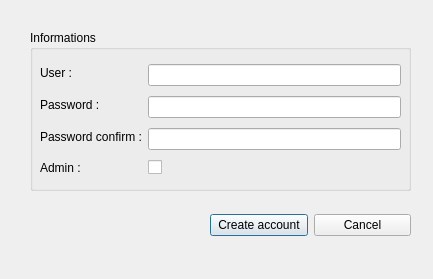
The window that account.ui (karam-ch/tp1c-) describes before a commit, drawn with Qt 5.
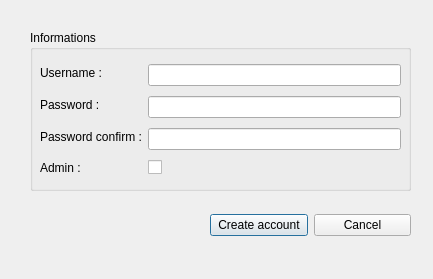
The same window after the commit.

Diff of the .ui file:
```diff
--- a/account.ui
+++ b/account.ui
@@ -40,7 +40,7 @@
        <item>
         <widget class="QLabel" name="label_2">
          <property name="text">
-          <string>User :</string>
+          <string>Username :</string>
          </property>
         </widget>
        </item>
```
Left out of the diff: 12 changed lines with no effect on the pictures.
